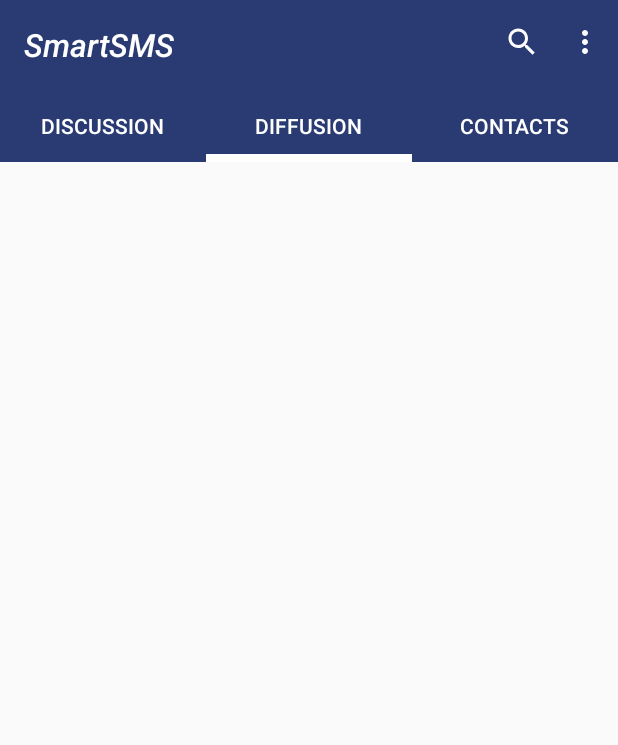
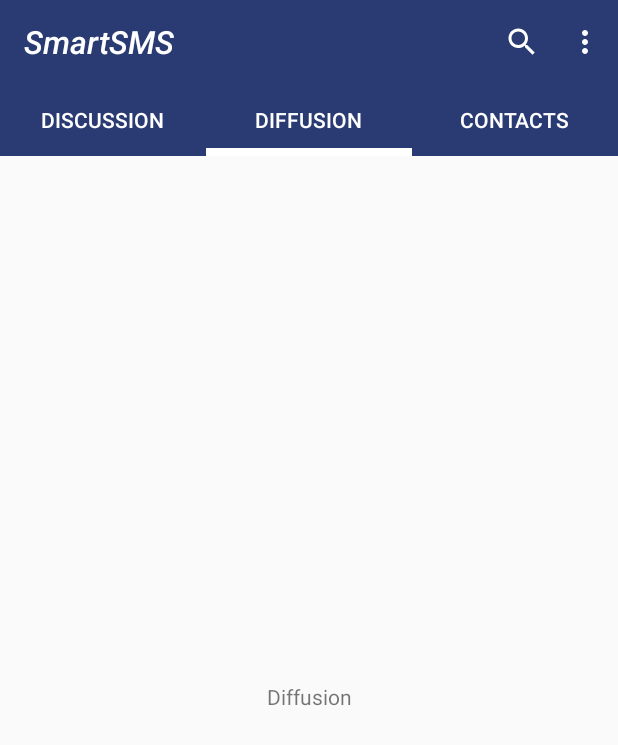
Before and after one commit to tipam2iuc/smartsms-android, an Android app: the screen it shows after launch once a user with an empty profile is signed in (MainActivity), tab 2 chosen, on a phone screen of 412 x 824 dp. Shown: the top 745 px of the screen. Run offline under Robolectric (Android 15) with nearby library versions, the phone set to English and light mode, and no system bars; our stand-ins replace Firebase (no records; nobody signed in at launch, a user with empty details on screens opened directly).

Commit message:
Menu, fragment, viewPager, TabLayout

```diff
--- /dev/null
+++ b/app/src/main/java/com/example/lamchard/smartsms/FragmentContacts.java
@@ -0,0 +1,23 @@
+package com.example.lamchard.smartsms;
+
+import android.os.Bundle;
+import android.support.annotation.NonNull;
+import android.support.annotation.Nullable;
+import android.support.v4.app.Fragment;
+import android.view.LayoutInflater;
+import android.view.View;
+import android.view.ViewGroup;
+
+public class FragmentContacts extends Fragment {
+
+    View view;
+    public FragmentContacts(){
+    }
+
+    @Nullable
+    @Override
+    public View onCreateView(@NonNull LayoutInflater inflater, @Nullable ViewGroup container, @Nullable Bundle savedInstanceState) {
+        view = inflater.inflate(R.layout.contacts_fragment,container,false);
+        return view;
+    }
+}
--- /dev/null
+++ b/app/src/main/java/com/example/lamchard/smartsms/FragmentDiffusion.java
@@ -0,0 +1,23 @@
+package com.example.lamchard.smartsms;
+
+import android.os.Bundle;
+import android.support.annotation.NonNull;
+import android.support.annotation.Nullable;
+import android.support.v4.app.Fragment;
+import android.view.LayoutInflater;
+import android.view.View;
+import android.view.ViewGroup;
+
+public class FragmentDiffusion extends Fragment {
+
+    View view;
+    public FragmentDiffusion(){
+    }
+
+    @Nullable
+    @Override
+    public View onCreateView(@NonNull LayoutInflater inflater, @Nullable ViewGroup container, @Nullable Bundle savedInstanceState) {
+        view = inflater.inflate(R.layout.diffusion_fragment,container,false);
+        return view;
+    }
+}
--- /dev/null
+++ b/app/src/main/java/com/example/lamchard/smartsms/FragmentDiscussion.java
@@ -0,0 +1,23 @@
+package com.example.lamchard.smartsms;
+
+import android.os.Bundle;
+import android.support.annotation.NonNull;
+import android.support.annotation.Nullable;
+import android.support.v4.app.Fragment;
+import android.view.LayoutInflater;
+import android.view.View;
+import android.view.ViewGroup;
+
+public class FragmentDiscussion extends Fragment {
+
+    View view;
+    public FragmentDiscussion(){
+    }
+
+    @Nullable
+    @Override
+    public View onCreateView(@NonNull LayoutInflater inflater, @Nullable ViewGroup container, @Nullable Bundle savedInstanceState) {
+        view = inflater.inflate(R.layout.discussion_fragment,container,false);
+        return view;
+    }
+}
--- a/app/src/main/java/com/example/lamchard/smartsms/MainActivity.java
+++ b/app/src/main/java/com/example/lamchard/smartsms/MainActivity.java
@@ -1,5 +1,8 @@
 package com.example.lamchard.smartsms;
 
+import android.support.design.widget.AppBarLayout;
+import android.support.design.widget.TabLayout;
+import android.support.v4.view.ViewPager;
 import android.support.v7.app.AppCompatActivity;
 import android.os.Bundle;
 import android.support.v7.widget.Toolbar;
@@ -9,7 +12,9 @@ import android.widget.Toast;
 
 public class MainActivity extends AppCompatActivity {
 
-    Toolbar toolbar;
+    private TabLayout tabLayout;
+    private ViewPager viewPager;
+    private Toolbar toolbar;
 
     @Override
     protected void onCreate(Bundle savedInstanceState) {
@@ -18,6 +23,18 @@ public class MainActivity extends AppCompatActivity {
 
         toolbar = (Toolbar)findViewById(R.id.toolbar);
         setSupportActionBar(toolbar);
+
+        tabLayout = findViewById(R.id.tabLayout_id);
+        viewPager = findViewById(R.id.viewpage_id);
+
+        ViewPagerAdapter adapter = new ViewPagerAdapter(getSupportFragmentManager());
+        //Add fragments
+        adapter.AddFragment(new FragmentDiscussion(), "DISCUSSION");
+        adapter.AddFragment(new FragmentDiffusion(), "DIFFUSION");
+        adapter.AddFragment(new FragmentContacts(), "CONTACTS");
+
+        viewPager.setAdapter(adapter);
+        tabLayout.setupWithViewPager(viewPager);
     }
 
     @Override
--- /dev/null
+++ b/app/src/main/java/com/example/lamchard/smartsms/ViewPagerAdapter.java
@@ -0,0 +1,40 @@
+package com.example.lamchard.smartsms;
+
+import android.support.annotation.Nullable;
+import android.support.v4.app.Fragment;
+import android.support.v4.app.FragmentManager;
+import android.support.v4.app.FragmentPagerAdapter;
+
+import java.util.ArrayList;
+import java.util.List;
+
+public class ViewPagerAdapter extends FragmentPagerAdapter {
+
+    private final List<Fragment> fragmentList = new ArrayList<>();
+    private final List<String> fragmentListTitles = new ArrayList<>();
+
+    public ViewPagerAdapter(FragmentManager fm) {
+        super(fm);
+    }
+
+    @Override
+    public Fragment getItem(int position) {
+        return fragmentList.get(position);
+    }
+
+    @Override
+    public int getCount() {
+        return fragmentListTitles.size();
+    }
+
+    @Nullable
+    @Override
+    public CharSequence getPageTitle(int position) {
+        return fragmentListTitles.get(position);
+    }
+
+    public void AddFragment(Fragment fragment, String title){
+        fragmentList.add(fragment);
+        fragmentListTitles.add(title);
+    }
+}
--- a/app/src/main/res/layout/activity_intro.xml
+++ b/app/src/main/res/layout/activity_intro.xml
@@ -28,7 +28,8 @@
         app:layout_constraintBottom_toTopOf="@+id/btn_get_started"
         app:layout_constraintEnd_toEndOf="parent"
         app:layout_constraintStart_toStartOf="parent"
-        app:tabBackground="@drawable/indicator_selector">
+        app:tabBackground="@drawable/indicator_selector"
+        app:tabIndicatorColor="#fff">
 
     </android.support.design.widget.TabLayout>
 
--- a/app/src/main/res/layout/activity_main.xml
+++ b/app/src/main/res/layout/activity_main.xml
@@ -6,23 +6,17 @@
     android:layout_height="match_parent"
     tools:context=".MainActivity">
 
-    <android.support.v7.widget.Toolbar
-        android:id="@+id/toolbar"
+    <include
+        layout="@layout/toolbar"
         android:layout_width="0dp"
-        android:layout_height="60dp"
-        android:background="#293b72"
-        android:theme="@style/ToolbarTheme"
+        android:layout_height="wrap_content"
         app:layout_constraintEnd_toEndOf="parent"
         app:layout_constraintStart_toStartOf="parent"
-        app:layout_constraintTop_toTopOf="parent"
-        app:titleTextAppearance="@style/Toolbar.TitleText"
-        app:titleTextColor="#fff">
-
-    </android.support.v7.widget.Toolbar>
+        app:layout_constraintTop_toTopOf="parent" />
 
     <android.support.design.widget.TabLayout
         app:tabTextColor="#fff"
-        android:id="@+id/tabLayout"
+        android:id="@+id/tabLayout_id"
         android:layout_width="0dp"
         android:layout_height="wrap_content"
         android:background="#293b72"
@@ -32,30 +26,15 @@
         app:tabGravity="fill"
         app:tabIndicatorColor="#fff"
         app:tabIndicatorHeight="5dp"
-        app:tabMode="fixed">
-
-        <android.support.design.widget.TabItem
-            android:layout_width="wrap_content"
-            android:layout_height="wrap_content"
-            android:text="Discussion" />
-
-        <android.support.design.widget.TabItem
-            android:layout_width="wrap_content"
-            android:layout_height="wrap_content"
-            android:text="diffusion" />
-
-        <android.support.design.widget.TabItem
-            android:layout_width="wrap_content"
-            android:layout_height="wrap_content"
-            android:text="contacts" />
-    </android.support.design.widget.TabLayout>
+        app:tabMode="fixed"/>
 
     <android.support.v4.view.ViewPager
+        android:id="@+id/viewpage_id"
         android:layout_width="0dp"
         android:layout_height="0dp"
         app:layout_constraintBottom_toBottomOf="parent"
         app:layout_constraintEnd_toEndOf="parent"
         app:layout_constraintStart_toStartOf="parent"
-        app:layout_constraintTop_toBottomOf="@+id/tabLayout" />
+        app:layout_constraintTop_toBottomOf="@+id/tabLayout_id" />
 
 </android.support.constraint.ConstraintLayout>
--- /dev/null
+++ b/app/src/main/res/layout/contacts_fragment.xml
@@ -0,0 +1,22 @@
+<?xml version="1.0" encoding="utf-8"?>
+<android.support.constraint.ConstraintLayout
+    xmlns:android="http://schemas.android.com/apk/res/android"
+    xmlns:app="http://schemas.android.com/apk/res-auto"
+    xmlns:tools="http://schemas.android.com/tools"
+    android:layout_width="match_parent"
+    android:layout_height="match_parent">
+
+    <TextView
+        android:id="@+id/textView"
+        android:layout_width="wrap_content"
+        android:layout_height="wrap_content"
+        android:layout_marginStart="8dp"
+        android:layout_marginTop="8dp"
+        android:layout_marginEnd="8dp"
+        android:layout_marginBottom="8dp"
+        android:text="Contacts"
+        app:layout_constraintBottom_toBottomOf="parent"
+        app:layout_constraintEnd_toEndOf="parent"
+        app:layout_constraintStart_toStartOf="parent"
+        app:layout_constraintTop_toTopOf="parent" />
+</android.support.constraint.ConstraintLayout>
--- /dev/null
+++ b/app/src/main/res/layout/diffusion_fragment.xml
@@ -0,0 +1,22 @@
+<?xml version="1.0" encoding="utf-8"?>
+<android.support.constraint.ConstraintLayout
+    xmlns:android="http://schemas.android.com/apk/res/android"
+    xmlns:app="http://schemas.android.com/apk/res-auto"
+    xmlns:tools="http://schemas.android.com/tools"
+    android:layout_width="match_parent"
+    android:layout_height="match_parent">
+
+    <TextView
+        android:id="@+id/textView"
+        android:layout_width="wrap_content"
+        android:layout_height="wrap_content"
+        android:layout_marginStart="8dp"
+        android:layout_marginTop="8dp"
+        android:layout_marginEnd="8dp"
+        android:layout_marginBottom="8dp"
+        android:text="Diffusion"
+        app:layout_constraintBottom_toBottomOf="parent"
+        app:layout_constraintEnd_toEndOf="parent"
+        app:layout_constraintStart_toStartOf="parent"
+        app:layout_constraintTop_toTopOf="parent" />
+</android.support.constraint.ConstraintLayout>
--- /dev/null
+++ b/app/src/main/res/layout/discussion_fragment.xml
@@ -0,0 +1,22 @@
+<?xml version="1.0" encoding="utf-8"?>
+<android.support.constraint.ConstraintLayout
+    xmlns:android="http://schemas.android.com/apk/res/android"
+    xmlns:app="http://schemas.android.com/apk/res-auto"
+    xmlns:tools="http://schemas.android.com/tools"
+    android:layout_width="match_parent"
+    android:layout_height="match_parent">
+
+    <TextView
+        android:id="@+id/textView"
+        android:layout_width="wrap_content"
+        android:layout_height="wrap_content"
+        android:layout_marginStart="8dp"
+        android:layout_marginTop="8dp"
+        android:layout_marginEnd="8dp"
+        android:layout_marginBottom="8dp"
+        android:text="Discussion"
+        app:layout_constraintBottom_toBottomOf="parent"
+        app:layout_constraintEnd_toEndOf="parent"
+        app:layout_constraintStart_toStartOf="parent"
+        app:layout_constraintTop_toTopOf="parent" />
+</android.support.constraint.ConstraintLayout>
--- /dev/null
+++ b/app/src/main/res/layout/toolbar.xml
@@ -0,0 +1,14 @@
+<?xml version="1.0" encoding="utf-8"?>
+<android.support.v7.widget.Toolbar
+    xmlns:android="http://schemas.android.com/apk/res/android"
+    xmlns:app="http://schemas.android.com/apk/res-auto"
+    android:id="@+id/toolbar"
+    android:layout_width="match_parent"
+    android:layout_height="60dp"
+    android:background="#293b72"
+    android:theme="@style/ToolbarTheme"
+    app:titleTextAppearance="@style/Toolbar.TitleText"
+    app:titleTextColor="#fff"
+    >
+
+</android.support.v7.widget.Toolbar>
--- a/app/src/main/res/menu/menu_main.xml
+++ b/app/src/main/res/menu/menu_main.xml
@@ -2,7 +2,10 @@
 <menu xmlns:android="http://schemas.android.com/apk/res/android"
     xmlns:app="http://schemas.android.com/apk/res-auto" >
     <item
-        android:title="Settings"
+        android:title="Profils"
+        android:id="@+id/profils_id"/>
+    <item
+        android:title="Paramétre"
         android:id="@+id/settings_id"/>
     <item
         android:title="A Propos"
```
